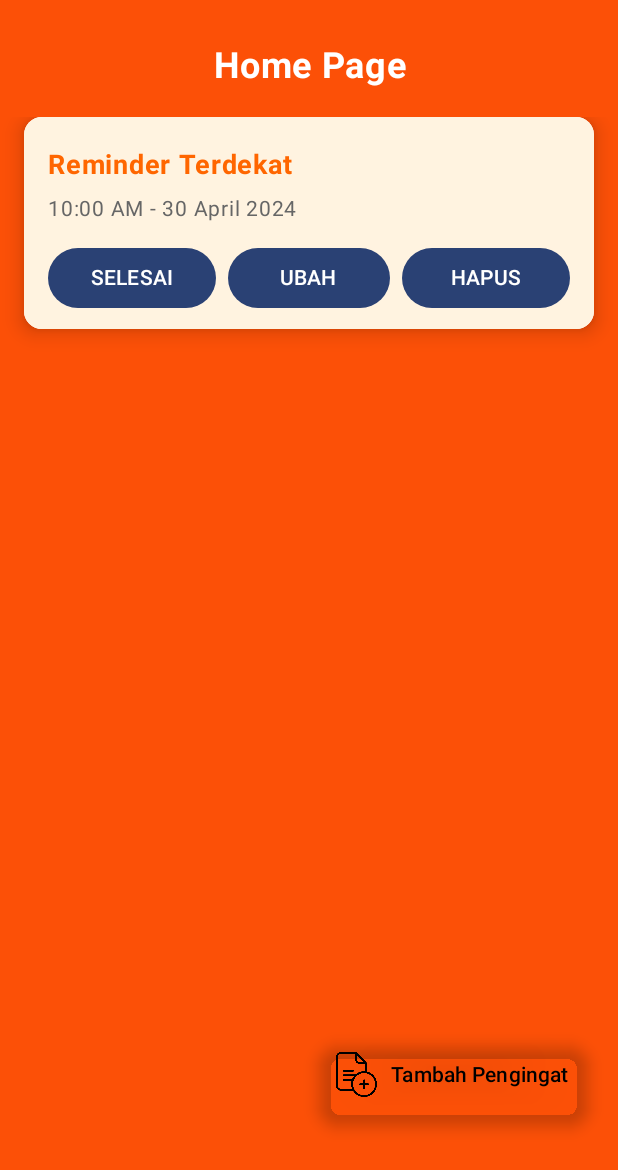
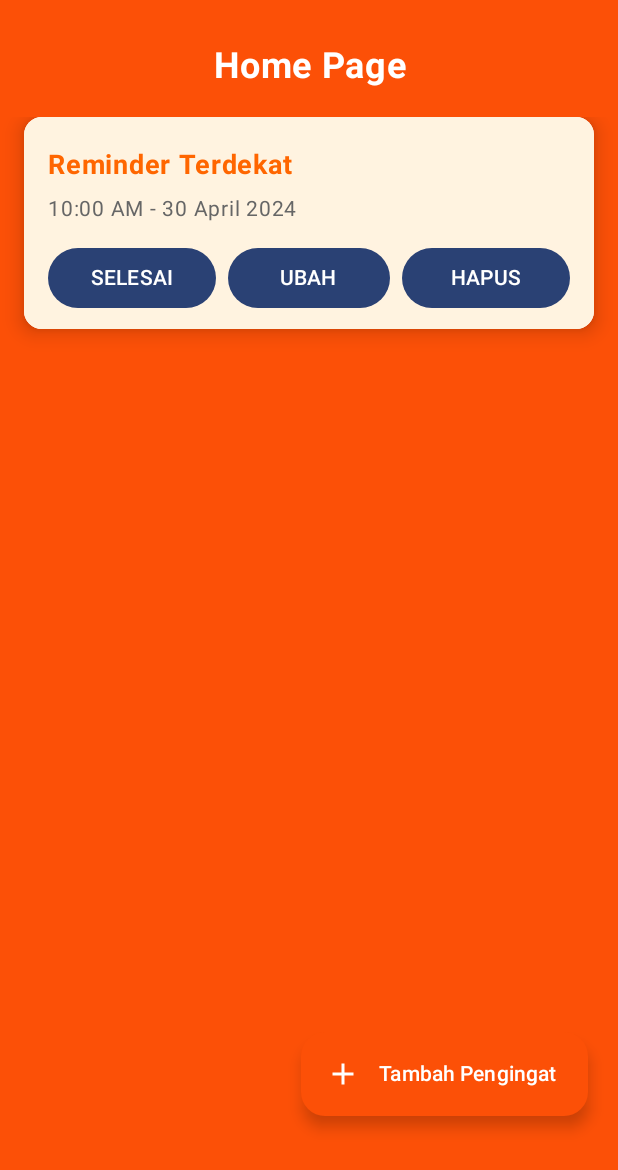
Before and after one commit to Nicholandn22/MedicineReminderNew, an Android app built with Jetpack Compose: the HomeScreen screen opened through its navigation route, on a phone screen of 412 x 824 dp. Shown: the top 1170 px of the screen. Run offline under Robolectric (Android 15) with nearby library versions, the phone set to English and light mode, and no system bars; our stand-ins replace Room's generated code.

Commit message:
ubah homescreen

```diff
--- a/app/src/main/java/com/example/medicineremindernew/ui/ui/screen/HomeScreen.kt
+++ b/app/src/main/java/com/example/medicineremindernew/ui/ui/screen/HomeScreen.kt
@@ -47,6 +47,10 @@ import com.example.medicineremindernew.ui.data.repository.ReminderRepository
 import com.example.medicineremindernew.ui.ui.theme.OrenMuda
 import com.example.medicineremindernew.ui.ui.viewmodel.ReminderViewModel
 import com.example.medicineremindernew.ui.ui.viewmodel.ReminderViewModelFactory
+import androidx.compose.material3.ExtendedFloatingActionButton
+import androidx.compose.material.icons.Icons
+import androidx.compose.material.icons.filled.Add
+
 
 
 @Composable
@@ -185,7 +189,15 @@ fun HomeScreen(navController: NavController, reminderViewModel: ReminderViewMode
         }
 
         // Tombol tambah reminder
-        AddButton(
+//        AddButton(
+//            modifier = Modifier
+//                .align(Alignment.BottomEnd)
+//                .padding(end = 20.dp, bottom = 80.dp),
+//            onClick = {
+//                navController.navigate("add_reminder")
+//            }
+//        )
+        AddReminderButton(
             modifier = Modifier
                 .align(Alignment.BottomEnd)
                 .padding(end = 20.dp, bottom = 80.dp),
@@ -193,6 +205,7 @@ fun HomeScreen(navController: NavController, reminderViewModel: ReminderViewMode
                 navController.navigate("add_reminder")
             }
         )
+
     }
 }
 
@@ -235,28 +248,47 @@ fun ReminderItem(
 
 
 
+//@Composable
+//fun AddButton(
+//    modifier: Modifier = Modifier,
+//    onClick: () -> Unit
+//) {
+//    FloatingActionButton(
+//        onClick = onClick,
+//        modifier = modifier,
+//        containerColor = OrenMuda,
+//        contentColor = Color.Black
+//    ) {
+//        Row(
+//            verticalAlignment = Alignment.CenterVertically,
+//            modifier = Modifier.padding(horizontal = 12.dp)
+//        ) {
+//            Icon(
+//                painter = painterResource(id = add_file),
+//                contentDescription = "Add",
+//                modifier = Modifier.size(30.dp)
+//            )
+//            Spacer(modifier = Modifier.width(8.dp))
+//            Text(text = "Tambah Pengingat")
+//        }
+//    }
+//}
 @Composable
-fun AddButton(
+fun AddReminderButton(
     modifier: Modifier = Modifier,
     onClick: () -> Unit
 ) {
-    FloatingActionButton(
+    ExtendedFloatingActionButton(
         onClick = onClick,
         modifier = modifier,
-        containerColor = OrenMuda,
-        contentColor = Color.Black
-    ) {
-        Row(
-            verticalAlignment = Alignment.CenterVertically,
-            modifier = Modifier.padding(horizontal = 12.dp)
-        ) {
+        containerColor = Color(0xFFFC5007), // Warna oranye seperti di LansiaScreen
+        contentColor = Color.White,
+        text = { Text("Tambah Pengingat") },
+        icon = {
             Icon(
-                painter = painterResource(id = add_file),
-                contentDescription = "Add",
-                modifier = Modifier.size(30.dp)
+                imageVector = Icons.Default.Add,
+                contentDescription = "Tambah"
             )
-            Spacer(modifier = Modifier.width(8.dp))
-            Text(text = "Tambah Pengingat")
         }
-    }
+    )
 }
```
